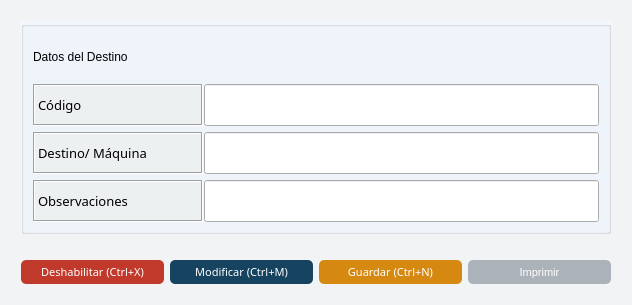
First picture: the form in gui/detalles/destinos_detalle.ui, repository Lonaris/Corupel, before the edit.
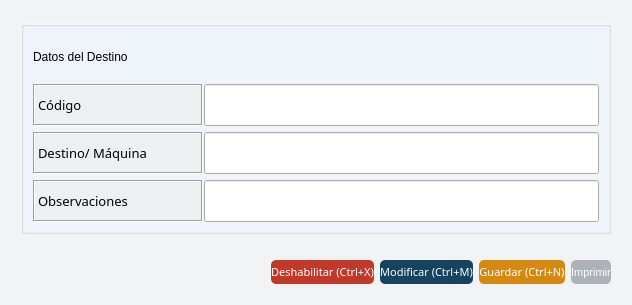
Second picture: the form after the edit. Icons and pictures are not drawn.

Diff of the .ui file:
```diff
--- a/gui/detalles/destinos_detalle.ui
+++ b/gui/detalles/destinos_detalle.ui
@@ -453,11 +453,24 @@
       <number>10</number>
      </property>
      <item row="2" column="0" colspan="2">
-      <layout class="QHBoxLayout" name="horizontalLayout" stretch="20,20,20,20">
+      <layout class="QHBoxLayout" name="horizontalLayout" stretch="0,20,20,20,20">
+       <item>
+        <spacer name="horizontalSpacer_2">
+         <property name="orientation">
+          <enum>Qt::Horizontal</enum>
+         </property>
+         <property name="sizeHint" stdset="0">
+          <size>
+           <width>40</width>
+           <height>20</height>
+          </size>
+         </property>
+        </spacer>
+       </item>
        <item>
         <widget class="QPushButton" name="btn_deshabilitar">
          <property name="sizePolicy">
-          <sizepolicy hsizetype="Expanding" vsizetype="Expanding">
+          <sizepolicy hsizetype="Fixed" vsizetype="Expanding">
            <horstretch>0</horstretch>
            <verstretch>0</verstretch>
           </sizepolicy>
@@ -915,7 +928,7 @@
        <item>
         <widget class="QPushButton" name="btn_modificar">
          <property name="sizePolicy">
-          <sizepolicy hsizetype="Expanding" vsizetype="Expanding">
+          <sizepolicy hsizetype="Fixed" vsizetype="Expanding">
            <horstretch>0</horstretch>
            <verstretch>0</verstretch>
           </sizepolicy>
@@ -966,7 +979,7 @@
        <item>
         <widget class="QPushButton" name="btn_nuevo">
          <property name="sizePolicy">
-          <sizepolicy hsizetype="Expanding" vsizetype="Expanding">
+          <sizepolicy hsizetype="Fixed" vsizetype="Expanding">
            <horstretch>0</horstretch>
            <verstretch>0</verstretch>
           </sizepolicy>
@@ -1012,7 +1025,7 @@
        <item>
         <widget class="QPushButton" name="btn_imprimir">
          <property name="sizePolicy">
-          <sizepolicy hsizetype="Expanding" vsizetype="Expanding">
+          <sizepolicy hsizetype="Fixed" vsizetype="Expanding">
            <horstretch>0</horstretch>
            <verstretch>0</verstretch>
           </sizepolicy>
```
